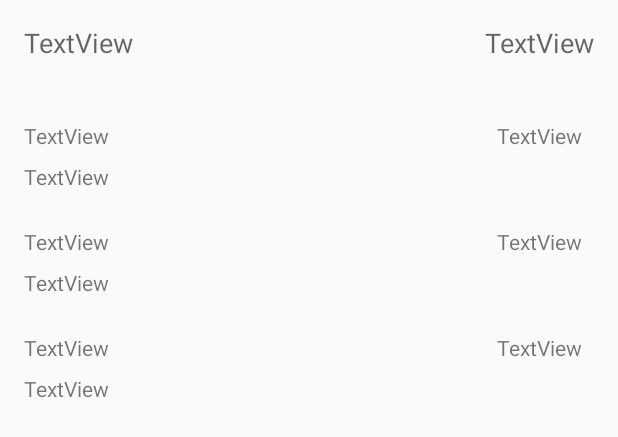
After one commit to Android560-Final-Project/Android-UI, an Android app: the layout activity_view_transactions.xml on its own in the app's theme, with its tools: preview values and no code run, on a phone screen of 412 x 824 dp. The commit adds this screen. Shown: the top 437 px of the screen. Run offline under Robolectric (Android 15) with nearby library versions, the phone set to English and light mode, and no system bars.

Commit message:
can navigate to view transactions

```diff
--- a/app/src/main/AndroidManifest.xml
+++ b/app/src/main/AndroidManifest.xml
@@ -17,6 +17,12 @@
                 android:value=".MainActivity"/>
         </activity>
         <activity android:name=".ui.addaccount.AddAccount"></activity>
+        <activity android:name=".ui.transactions.ViewTransactions"
+                    android:parentActivityName=".MainActivity">
+            <meta-data
+                android:name="android.support.PARENT_ACTIVITY"
+                android:value=".MainActivity"></meta-data>
+        </activity>
         <activity
             android:name=".MainActivity"
             android:label="@string/app_name">
--- a/app/src/main/java/com/example/finalproject/db/AccountEntity.kt
+++ b/app/src/main/java/com/example/finalproject/db/AccountEntity.kt
@@ -2,6 +2,7 @@ package com.example.finalproject.db
 
 import androidx.room.Entity
 import androidx.room.PrimaryKey
+import java.io.Serializable
 
 @Entity(tableName = "account_table")
 data class AccountEntity(
@@ -9,7 +10,7 @@ data class AccountEntity(
     var name: String,
     var balance: Double,
     var currency: String
-){
+) : Serializable {
     @PrimaryKey(autoGenerate = true)
     var accountId: Int = 0
 
--- a/app/src/main/java/com/example/finalproject/ui/home/AccountsRecyclerAdapter.kt
+++ b/app/src/main/java/com/example/finalproject/ui/home/AccountsRecyclerAdapter.kt
@@ -9,6 +9,7 @@ import com.example.finalproject.MainActivity
 import com.example.finalproject.R
 import com.example.finalproject.db.AccountEntity
 import com.example.finalproject.ui.addtransaction.AddTransaction
+import com.example.finalproject.ui.transactions.ViewTransactions
 import kotlinx.android.synthetic.main.account_item.view.*
 import java.util.*
 import kotlin.collections.ArrayList
@@ -28,6 +29,11 @@ class AccountsRecyclerAdapter(private val accounts: ArrayList<AccountEntity>, pr
         holder.addTransactionButton.setOnClickListener {
             it.context.startActivity(Intent(it.context, AddTransaction::class.java))
         }
+        holder.viewTransactionButton.setOnClickListener {
+            val intent = Intent(it.context, ViewTransactions::class.java)
+            intent.putExtra("AccountEntity", account)
+            it.context.startActivity(intent)
+        }
     }
 
     override fun getItemCount(): Int {
--- /dev/null
+++ b/app/src/main/res/layout/activity_view_transactions.xml
@@ -0,0 +1,40 @@
+<?xml version="1.0" encoding="utf-8"?>
+<androidx.constraintlayout.widget.ConstraintLayout xmlns:android="http://schemas.android.com/apk/res/android"
+    xmlns:app="http://schemas.android.com/apk/res-auto"
+    xmlns:tools="http://schemas.android.com/tools"
+    android:id="@+id/frameLayout"
+    android:layout_width="match_parent"
+    android:layout_height="match_parent"
+    tools:context=".ui.transactions.ViewTransactions">
+
+    <androidx.recyclerview.widget.RecyclerView
+        android:id="@+id/transactions_recyler_view"
+        android:layout_width="0dp"
+        android:layout_height="667dp"
+        android:layout_marginTop="24dp"
+        app:layout_constraintEnd_toEndOf="parent"
+        app:layout_constraintStart_toStartOf="parent"
+        app:layout_constraintTop_toBottomOf="@+id/account_name"
+        tools:listitem="@layout/row_item" />
+
+    <TextView
+        android:id="@+id/account_name"
+        android:layout_width="wrap_content"
+        android:layout_height="wrap_content"
+        android:layout_marginStart="16dp"
+        android:text="TextView"
+        android:textAppearance="@style/TextAppearance.AppCompat.Medium"
+        app:layout_constraintBottom_toBottomOf="@+id/account_balance"
+        app:layout_constraintStart_toStartOf="parent" />
+
+    <TextView
+        android:id="@+id/account_balance"
+        android:layout_width="wrap_content"
+        android:layout_height="wrap_content"
+        android:layout_marginTop="16dp"
+        android:layout_marginEnd="16dp"
+        android:text="TextView"
+        android:textAppearance="@style/TextAppearance.AppCompat.Medium"
+        app:layout_constraintEnd_toEndOf="parent"
+        app:layout_constraintTop_toTopOf="parent" />
+</androidx.constraintlayout.widget.ConstraintLayout>
```
Also changed, not shown: app/src/main/java/com/example/finalproject/ui/transactions/TransactionsFragment.kt (deleted, +0 -73 lines), app/src/main/java/com/example/finalproject/ui/transactions/TransactionsViewModel.kt (deleted, +0 -11 lines), app/src/main/java/com/example/finalproject/ui/transactions/ViewTransactions.kt (added, +60 -0 lines), app/src/main/res/layout/transactions_fragment.xml (deleted, +0 -40 lines).
